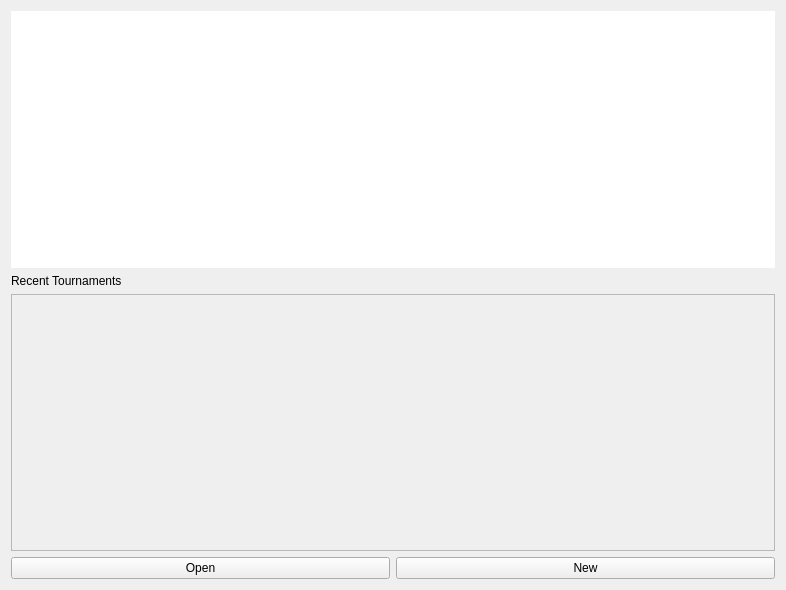
This is src/ui/appdashboardtab.ui in SquireTournamentServices/SquireDesktop as Qt 5 draws it before an edit. The edited form follows.
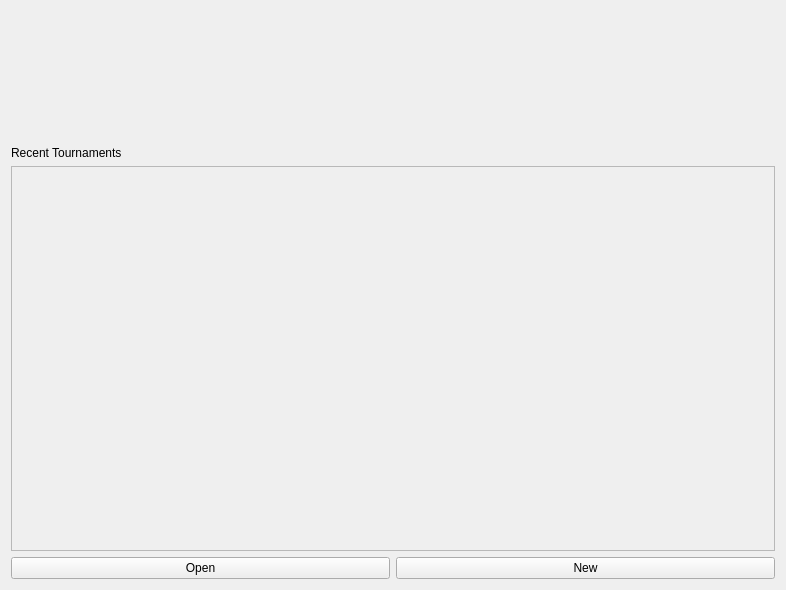
This is the edited form.

Diff of the .ui file:
```diff
--- a/src/ui/appdashboardtab.ui
+++ b/src/ui/appdashboardtab.ui
@@ -40,8 +40,14 @@
    </item>
    <item row="0" column="0">
     <layout class="QGridLayout" name="gridLayout">
-     <item row="1" column="0">
+     <item row="4" column="0">
       <widget class="QLabel" name="label">
+       <property name="sizePolicy">
+        <sizepolicy hsizetype="Preferred" vsizetype="Fixed">
+         <horstretch>1</horstretch>
+         <verstretch>1</verstretch>
+        </sizepolicy>
+       </property>
        <property name="text">
         <string>Recent Tournaments</string>
        </property>
@@ -50,8 +56,20 @@
        </property>
       </widget>
      </item>
-     <item row="2" column="0">
+     <item row="6" column="0">
       <widget class="QScrollArea" name="scrollArea">
+       <property name="sizePolicy">
+        <sizepolicy hsizetype="Expanding" vsizetype="Expanding">
+         <horstretch>1</horstretch>
+         <verstretch>3</verstretch>
+        </sizepolicy>
+       </property>
+       <property name="minimumSize">
+        <size>
+         <width>500</width>
+         <height>0</height>
+        </size>
+       </property>
        <property name="widgetResizable">
         <bool>true</bool>
        </property>
@@ -64,26 +82,32 @@
           <x>0</x>
           <y>0</y>
           <width>764</width>
-          <height>252</height>
+          <height>380</height>
          </rect>
         </property>
        </widget>
       </widget>
      </item>
-     <item row="0" column="0">
-      <widget class="QGraphicsView" name="bannerView">
-       <property name="frameShape">
-        <enum>QFrame::NoFrame</enum>
+     <item row="2" column="0">
+      <widget class="QWidget" name="horizontalWidget" native="true">
+       <property name="sizePolicy">
+        <sizepolicy hsizetype="Preferred" vsizetype="Preferred">
+         <horstretch>1</horstretch>
+         <verstretch>1</verstretch>
+        </sizepolicy>
        </property>
-       <property name="frameShadow">
-        <enum>QFrame::Plain</enum>
-       </property>
-       <property name="verticalScrollBarPolicy">
-        <enum>Qt::ScrollBarAlwaysOff</enum>
-       </property>
-       <property name="horizontalScrollBarPolicy">
-        <enum>Qt::ScrollBarAlwaysOff</enum>
-       </property>
+       <layout class="QHBoxLayout" name="horizontalLayout_2">
+        <item>
+         <widget class="QWidget" name="bannerView" native="true">
+          <property name="sizePolicy">
+           <sizepolicy hsizetype="MinimumExpanding" vsizetype="MinimumExpanding">
+            <horstretch>1</horstretch>
+            <verstretch>1</verstretch>
+           </sizepolicy>
+          </property>
+         </widget>
+        </item>
+       </layout>
       </widget>
      </item>
     </layout>
```
